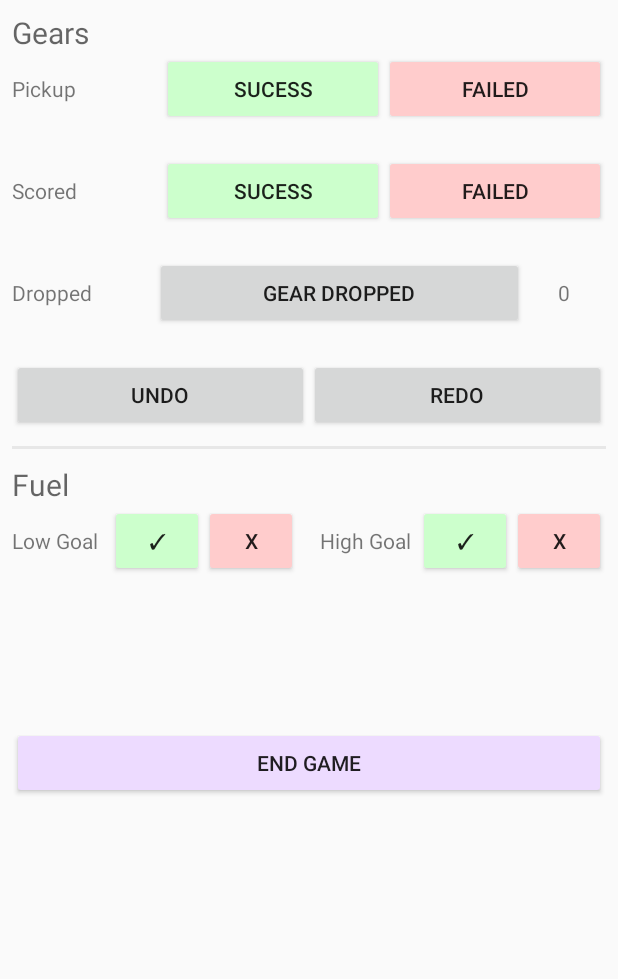
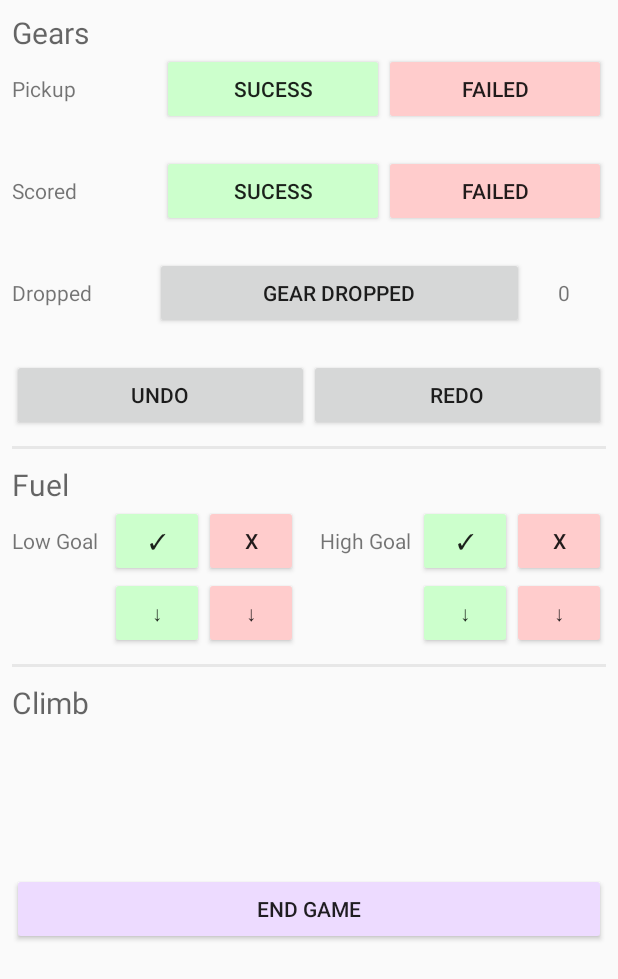
Before and after one commit to GSeve4/TeleopApplication, an Android app: the GameActivity screen opened directly, with no data from a screen before it, on a phone screen of 412 x 824 dp. Shown: the top 979 px of the screen. Run offline under Robolectric (Android 15) with nearby library versions, the phone set to English and light mode, and no system bars.

Commit message:
Implemented counters and decrement buttons for fuel.... again

```diff
--- a/app/src/main/java/salinesingularity/singularitytimingapplication/GameActivity.java
+++ b/app/src/main/java/salinesingularity/singularitytimingapplication/GameActivity.java
@@ -225,6 +225,15 @@ public class GameActivity extends AppCompatActivity {
 
     public void onEndGame (View v)
     {
+
+        ArrayList<TeleopEvent> fuelList = new ArrayList<>();
+
+        //Add the fuel counter data to the string representing the match
+        events.add(new TeleopEvent(TeleopEventType.LOW_GOAL_S, (long) low_s));
+        events.add(new TeleopEvent(TeleopEventType.LOW_GOAL_F, low_f));
+        events.add(new TeleopEvent(TeleopEventType.HIGH_GOAL_S, high_s));
+        events.add(new TeleopEvent(TeleopEventType.HIGH_GOAL_F, high_f));
+
         //Generate a string representing the match
         long endTime = System.currentTimeMillis();
         String result = "";
@@ -278,10 +287,19 @@ public class GameActivity extends AppCompatActivity {
 
     private enum TeleopEventType {
 
+        //Gears
         PICKUP_S,
         PICKUP_F,
         GEAR_SCORE_S,
         GEAR_SCORE_F,
-        GEAR_DROP
+        GEAR_DROP,
+
+        //Fuel
+        LOW_GOAL_S,
+        LOW_GOAL_F,
+        HIGH_GOAL_S,
+        HIGH_GOAL_F
+
+        //Climb
     }
 }
--- a/app/src/main/res/layout/activity_game.xml
+++ b/app/src/main/res/layout/activity_game.xml
@@ -178,17 +178,19 @@
                 android:text="✓"
                 android:layout_width="wrap_content"
                 android:layout_height="wrap_content"
-                android:id="@+id/lowGoalS"
+                android:id="@+id/btnLowGoalS"
                 android:layout_weight="1"
-                android:backgroundTint="@color/btnGreen" />
+                android:backgroundTint="@color/btnGreen"
+                android:onClick="onLowGoalS" />
 
             <Button
                 android:text="X"
                 android:layout_width="wrap_content"
                 android:layout_height="wrap_content"
-                android:id="@+id/lowGoalF"
+                android:id="@+id/btnLowGoalF"
                 android:layout_weight="1"
-                android:backgroundTint="@color/btnRed" />
+                android:backgroundTint="@color/btnRed"
+                android:onClick="onLowGoalF" />
 
             <Space
                 android:layout_height="wrap_content"
@@ -205,18 +207,93 @@
                 android:text="✓"
                 android:layout_width="wrap_content"
                 android:layout_height="wrap_content"
-                android:id="@+id/HighGoalS"
+                android:id="@+id/btnHighGoalS"
                 android:layout_weight="1"
-                android:backgroundTint="@color/btnGreen" />
+                android:backgroundTint="@color/btnGreen"
+                android:onClick="onHighGoalS" />
 
             <Button
                 android:text="X"
                 android:layout_width="wrap_content"
                 android:layout_height="wrap_content"
-                android:id="@+id/highGoalF"
+                android:id="@+id/btnHighGoalF"
                 android:layout_weight="1"
-                android:backgroundTint="@color/btnRed" />
+                android:backgroundTint="@color/btnRed"
+                android:onClick="onHighGoalF" />
         </LinearLayout>
+
+        <LinearLayout
+            android:orientation="horizontal"
+            android:layout_width="match_parent"
+            android:layout_height="match_parent"
+            android:layout_marginBottom="@dimen/small_vert_padding">
+
+            <TextView
+                android:text=""
+                android:layout_width="@dimen/lowHighGoalTvWidth"
+                android:layout_height="wrap_content"
+                android:id="@+id/tvLowGoalFiller" />
+
+            <Button
+                android:text="↓"
+                android:layout_width="wrap_content"
+                android:layout_height="wrap_content"
+                android:id="@+id/btnLowGoalSDec"
+                android:layout_weight="1"
+                android:backgroundTint="@color/btnGreen"
+                android:onClick="onLowGoalSDec" />
+
+            <Button
+                android:text="↓"
+                android:layout_width="wrap_content"
+                android:layout_height="wrap_content"
+                android:id="@+id/btnLowGoalFDec"
+                android:layout_weight="1"
+                android:backgroundTint="@color/btnRed"
+                android:onClick="onLowGoalFDec" />
+
+            <Space
+                android:layout_height="wrap_content"
+                android:layout_weight="1"
+                android:layout_width="40dp" />
+
+            <TextView
+                android:layout_width="@dimen/lowHighGoalTvWidth"
+                android:layout_height="wrap_content"
+                android:id="@+id/tvHighGoalDec" />
+
+            <Button
+                android:text="↓"
+                android:layout_width="wrap_content"
+                android:layout_height="wrap_content"
+                android:id="@+id/btnHighGoalSDec"
+                android:layout_weight="1"
+                android:backgroundTint="@color/btnGreen"
+                android:onClick="onHighGoalSDec" />
+
+            <Button
+                android:text="↓"
+                android:layout_width="wrap_content"
+                android:layout_height="wrap_content"
+                android:id="@+id/btnHighGoalFDec"
+                android:layout_weight="1"
+                android:backgroundTint="@color/btnRed"
+                android:onClick="onHighGoalFDec" />
+        </LinearLayout>
+
+        <View
+            android:layout_width="fill_parent"
+            android:layout_height="2dp"
+            android:background="@android:drawable/divider_horizontal_bright"
+            android:layout_marginBottom="@dimen/small_vert_padding" />
+
+        <TextView
+            android:text="Climb"
+            android:layout_width="match_parent"
+            android:layout_height="wrap_content"
+            android:id="@+id/textView5"
+            android:textSize="20sp"
+            android:textColor="?android:attr/textColorSecondary" />
 
         <Button
             android:text="End Game"
```
